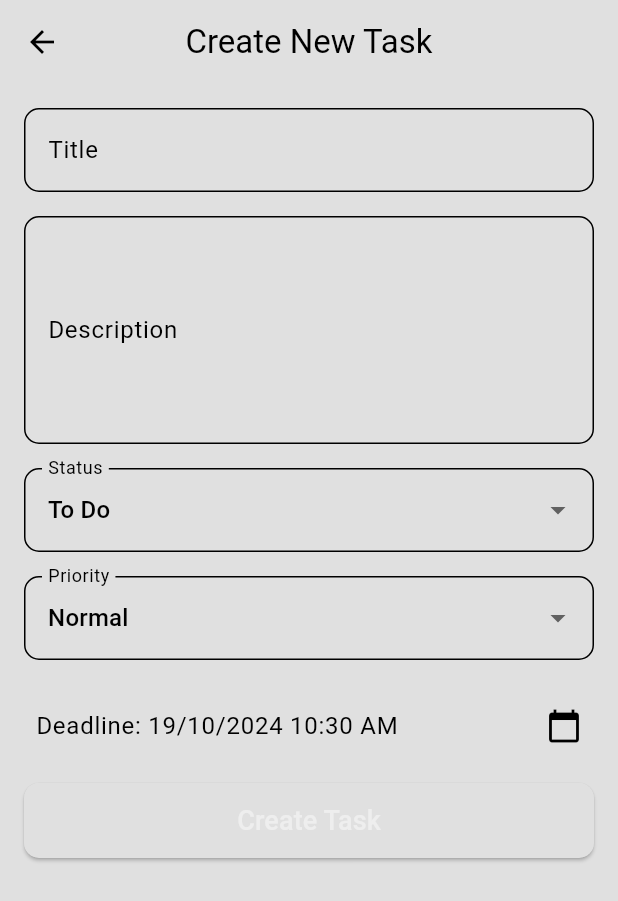
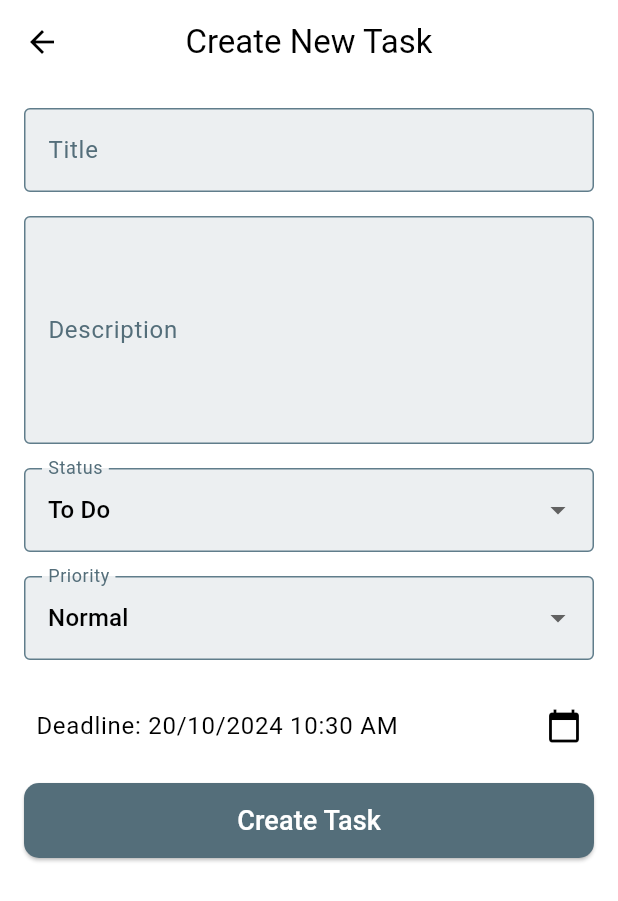
Before and after one commit to hadyawny/flutter_tasks_app, a Flutter app: the TaskCreationPage screen opened by its route, on a phone screen of 412 x 824 dp. Shown: the top 901 px of the screen. Run offline on Flutter 3.47's test engine with Material 3 defaults, Android fonts, the phone set to English and light mode, and no system bars; our stand-ins replace fl_chart, flutter_bloc, google_nav_bar, hive, hive_flutter, shared_preferences; accounts and stored records are empty.

Commit message:
fixed themes

```diff
--- a/lib/presentation/screens/task_creation_screen.dart
+++ b/lib/presentation/screens/task_creation_screen.dart
@@ -5,7 +5,10 @@ import 'package:flutter_tasks_app/cubit/task_cubit.dart';
 import 'package:flutter_tasks_app/data/models/task_model.dart';
 
 class TaskCreationPage extends StatefulWidget {
+  const TaskCreationPage({super.key});
+
   @override
+  // ignore: library_private_types_in_public_api
   _TaskCreationPageState createState() => _TaskCreationPageState();
 }
 
@@ -17,7 +20,7 @@ class _TaskCreationPageState extends State<TaskCreationPage> {
   String description = '';
   String status = 'To Do'; // Default status
   String priority = 'Normal'; // Default priority
-  DateTime deadline = DateTime.now(); // Default deadline
+  DateTime deadline = DateTime.now().add(const Duration(days: 1));// Default Deadline
 
   // Helper function to show date picker
   Future<void> selectDeadline(BuildContext context) async {
@@ -64,9 +67,18 @@ class _TaskCreationPageState extends State<TaskCreationPage> {
     return DateFormat('dd/MM/yyyy hh:mm a').format(deadline);
   }
 
+  // Helper function to hide keyboard
+  void hideKeyboard(BuildContext context) {
+    FocusScope.of(context).unfocus();
+  }
+
   @override
   Widget build(BuildContext context) {
-    return Scaffold(
+    final theme = Theme.of(context); // Get the current theme
+
+    return GestureDetector(
+      onTap: () => hideKeyboard(context), // Dismiss keyboard on tap outside
+      child: Scaffold(
         appBar: AppBar(
           title: const Text('Create New Task'),
           centerTitle: true,
@@ -79,11 +91,8 @@ class _TaskCreationPageState extends State<TaskCreationPage> {
               children: <Widget>[
                 // Task Title
                 TextFormField(
-                decoration: InputDecoration(
+                  decoration: const InputDecoration(
                     labelText: 'Title',
-                  border: OutlineInputBorder(
-                    borderRadius: BorderRadius.circular(10),
-                  ),
                   ),
                   validator: (value) {
                     if (value == null || value.isEmpty) {
@@ -99,11 +108,8 @@ class _TaskCreationPageState extends State<TaskCreationPage> {
 
                 // Task Description
                 TextFormField(
-                decoration: InputDecoration(
+                  decoration: const InputDecoration(
                     labelText: 'Description',
-                  border: OutlineInputBorder(
-                    borderRadius: BorderRadius.circular(10),
-                  ),
                   ),
                   maxLines: 5, // Increases the size of the text box
 
@@ -116,11 +122,8 @@ class _TaskCreationPageState extends State<TaskCreationPage> {
                 // Status Dropdown
                 DropdownButtonFormField<String>(
                   value: status,
-                decoration: InputDecoration(
+                  decoration: const InputDecoration(
                     labelText: 'Status',
-                  border: OutlineInputBorder(
-                    borderRadius: BorderRadius.circular(10),
-                  ),
                   ),
                   items: ['To Do', 'In Progress', 'Completed']
                       .map<DropdownMenuItem<String>>((String value) {
@@ -140,11 +143,8 @@ class _TaskCreationPageState extends State<TaskCreationPage> {
                 // Priority Dropdown
                 DropdownButtonFormField<String>(
                   value: priority,
-                decoration: InputDecoration(
+                  decoration: const InputDecoration(
                     labelText: 'Priority',
-                  border: OutlineInputBorder(
-                    borderRadius: BorderRadius.circular(10),
-                  ),
                   ),
                   items: ['Low', 'Normal', 'High']
                       .map<DropdownMenuItem<String>>((String value) {
@@ -164,10 +164,10 @@ class _TaskCreationPageState extends State<TaskCreationPage> {
                 // Date Picker for Deadline
                 ListTile(
                   contentPadding:
-                    EdgeInsets.symmetric(vertical: 0, horizontal: 8),
+                      const EdgeInsets.symmetric(vertical: 0, horizontal: 8),
                   title: Text(
                     'Deadline: ${getFormattedDeadline()}',
-                  style: TextStyle(fontSize: 16),
+                    style: const TextStyle(fontSize: 16),
                   ),
                   trailing: const Icon(Icons.calendar_today),
                   onTap: () async {
@@ -182,7 +182,11 @@ class _TaskCreationPageState extends State<TaskCreationPage> {
                   width: double.infinity,
                   child: ElevatedButton(
                     style: ElevatedButton.styleFrom(
-                    padding: EdgeInsets.symmetric(vertical: 12),
+                      backgroundColor: theme
+                          .colorScheme.secondary, // Button background color
+                      foregroundColor:
+                          theme.colorScheme.onSecondary, // Button text color
+                      padding: const EdgeInsets.symmetric(vertical: 12),
                       shape: RoundedRectangleBorder(
                         borderRadius: BorderRadius.circular(10),
                       ),
@@ -217,6 +221,7 @@ class _TaskCreationPageState extends State<TaskCreationPage> {
             ),
           ),
         ),
+      ),
     );
   }
 }
--- a/lib/presentation/theme/app_theme.dart
+++ b/lib/presentation/theme/app_theme.dart
@@ -1,27 +1,76 @@
 import 'package:flutter/material.dart';
-// Light theme
+
+//Light Theme
+
 ThemeData lightMode = ThemeData(
   brightness: Brightness.light,
   colorScheme: ColorScheme.light(
-    surface: Colors.grey.shade300,
-    primary: Colors.grey.shade200,
-    secondary: Colors.grey.shade600, // Button background color
-    onSecondary: Colors.black, // Button text color for selected state
-    tertiary: Colors.grey.shade400, // Unselected button background
-    inversePrimary: Colors.black, // Text color for unselected state
+    surface: Colors.white,
+    primary: Colors.blueGrey.shade100,
+    secondary: Colors.blueGrey.shade600,
+    onSecondary: Colors.white,
+    tertiary: Colors.blueGrey.shade200,
+    inversePrimary: Colors.black,
+  ),
+  inputDecorationTheme: InputDecorationTheme(
+    filled: true,
+    fillColor: Colors.blueGrey.shade50,
+    border: OutlineInputBorder(
+      borderRadius: BorderRadius.circular(10),
+      borderSide: BorderSide(
+        color: Colors.blueGrey.shade600,
+      ),
+    ),
+    enabledBorder: OutlineInputBorder(
+      borderSide: BorderSide(
+        color: Colors.blueGrey.shade500,
+      ),
+    ),
+    focusedBorder: OutlineInputBorder(
+      borderSide: BorderSide(
+        color: Colors.blueGrey.shade600,
+        width: 2.0,
+      ),
+    ),
+    labelStyle: TextStyle(
+      color: Colors.blueGrey.shade600,
+    ),
   ),
 );
 
-// Dark theme
 // Dark theme
 ThemeData darkMode = ThemeData(
   brightness: Brightness.dark,
   colorScheme: ColorScheme.dark(
     surface: Colors.grey.shade900,
     primary: Colors.grey.shade800,
-      secondary: Colors.grey.shade700,
-      inversePrimary: Colors.grey.shade800,
-      tertiary: Colors.grey.shade600, // Unselected button background
-      onSecondary: Colors.white, // Selected button text color
+    secondary: Colors.teal.shade400,
+    onSecondary: Colors.black,
+    tertiary: Colors.grey.shade700,
+    inversePrimary: Colors.grey.shade400,
+  ),
+  inputDecorationTheme: InputDecorationTheme(
+    filled: true,
+    fillColor: Colors.grey.shade900,
+    border: OutlineInputBorder(
+      borderRadius: BorderRadius.circular(10),
+      borderSide: BorderSide(
+        color: Colors.teal.shade400,
+      ),
+    ),
+    enabledBorder: OutlineInputBorder(
+      borderSide: BorderSide(
+        color: Colors.teal.shade300,
+      ),
+    ),
+    focusedBorder: OutlineInputBorder(
+      borderSide: BorderSide(
+        color: Colors.teal.shade400,
+        width: 2.0,
+      ),
+    ),
+    labelStyle: TextStyle(
+      color: Colors.teal.shade400,
+    ),
   ),
 );
```
Lines whose indentation alone changed are shown as unchanged.
